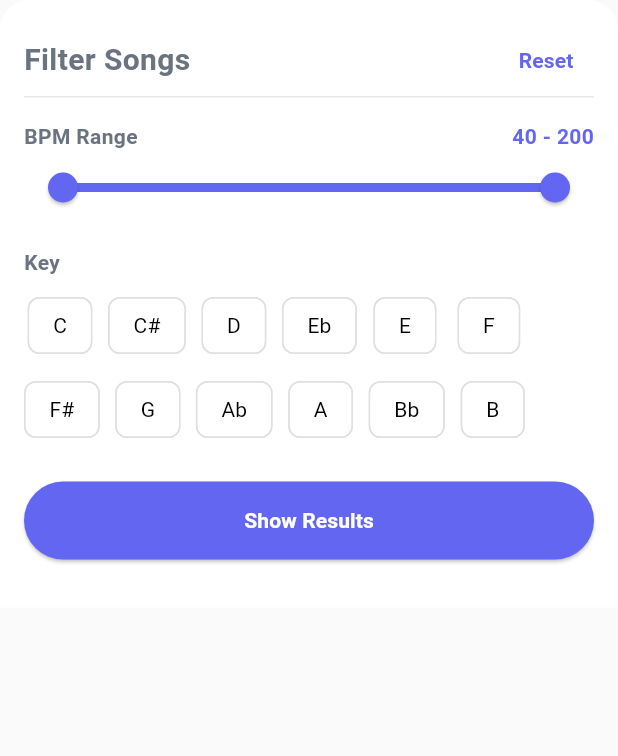
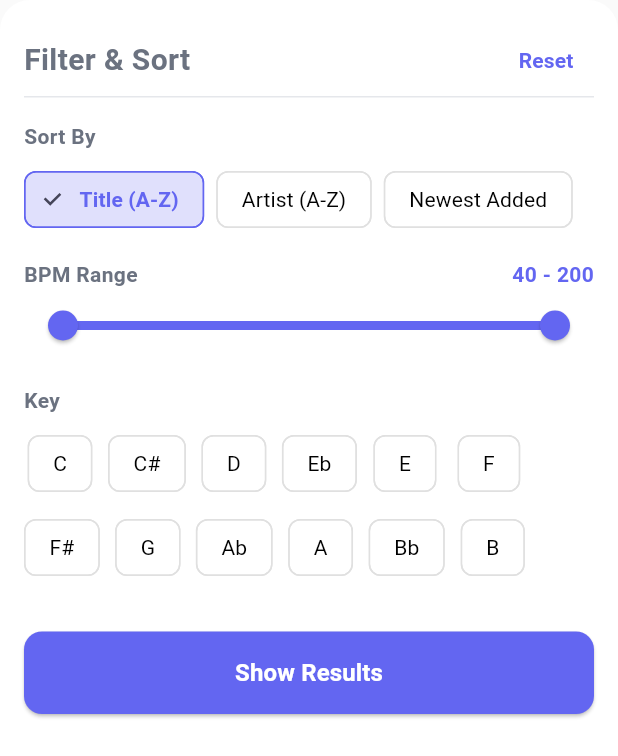
Before and after one commit to dvan2/WorshipLamal, a Flutter app: the SongFilterBottomSheet widget shown alone on an empty page, opened directly, on a phone screen of 412 x 824 dp. Shown: the top 756 px of the screen. Run offline on Flutter 3.47's test engine with Material 3 defaults, Android fonts, the phone set to English and light mode, and no system bars; our stand-ins replace flutter_riverpod, go_router, supabase_flutter; accounts and stored records are empty; network calls fail.

Commit message:
sorting implemented

```diff
--- /dev/null
+++ b/lib/features/songs/data/models/song_sort_option.dart
@@ -0,0 +1,10 @@
+enum SongSortOption {
+  titleAz('Title (A-Z)'),
+  // titleZa('Title (Z-A)'),
+  artistAz('Artist (A-Z)'),
+  newest('Newest Added');
+  // oldest('Oldest Added');
+
+  final String label;
+  const SongSortOption(this.label);
+}
--- a/lib/features/songs/presentation/widgets/song_filter_bottom_sheet.dart
+++ b/lib/features/songs/presentation/widgets/song_filter_bottom_sheet.dart
@@ -1,6 +1,7 @@
 import 'package:flutter/material.dart';
 import 'package:flutter_riverpod/flutter_riverpod.dart';
 import 'package:worship_lamal/core/theme/app_colors.dart';
+import 'package:worship_lamal/features/songs/data/models/song_sort_option.dart';
 import '../providers/song_filter_provider.dart';
 
 class SongFilterBottomSheet extends ConsumerStatefulWidget {
@@ -30,6 +31,7 @@ class _SongFilterBottomSheetState extends ConsumerState<SongFilterBottomSheet> {
   // 1. LOCAL STATE (Temporary)
   late Set<String> _tempSelectedKeys;
   late RangeValues _tempBpmRange;
+  late SongSortOption _tempSortOption;
 
   @override
   void initState() {
@@ -38,6 +40,7 @@ class _SongFilterBottomSheetState extends ConsumerState<SongFilterBottomSheet> {
     final globalState = ref.read(songFilterProvider);
     _tempSelectedKeys = Set.from(globalState.selectedKeys);
     _tempBpmRange = globalState.bpmRange;
+    _tempSortOption = globalState.sortOption;
   }
 
   void _toggleKey(String key) {
@@ -53,7 +56,12 @@ class _SongFilterBottomSheetState extends ConsumerState<SongFilterBottomSheet> {
   @override
   Widget build(BuildContext context) {
     return Container(
-      padding: const EdgeInsets.fromLTRB(16, 16, 16, 32),
+      padding: EdgeInsets.fromLTRB(
+        16,
+        16,
+        16,
+        32 + MediaQuery.of(context).viewInsets.bottom,
+      ),
       decoration: const BoxDecoration(
         color: Colors.white,
         borderRadius: BorderRadius.vertical(top: Radius.circular(20)),
@@ -67,7 +75,7 @@ class _SongFilterBottomSheetState extends ConsumerState<SongFilterBottomSheet> {
             mainAxisAlignment: MainAxisAlignment.spaceBetween,
             children: [
               const Text(
-                "Filter Songs",
+                "Filter & Sort",
                 style: TextStyle(fontSize: 20, fontWeight: FontWeight.bold),
               ),
               TextButton(
@@ -76,6 +84,7 @@ class _SongFilterBottomSheetState extends ConsumerState<SongFilterBottomSheet> {
                   setState(() {
                     _tempSelectedKeys = {};
                     _tempBpmRange = const RangeValues(40, 200);
+                    _tempSortOption = SongSortOption.titleAz;
                   });
                 },
                 child: const Text("Reset"),
@@ -83,6 +92,36 @@ class _SongFilterBottomSheetState extends ConsumerState<SongFilterBottomSheet> {
             ],
           ),
           const Divider(),
+
+          //Sorting
+          const SizedBox(height: 16),
+          const Text("Sort By", style: TextStyle(fontWeight: FontWeight.w600)),
+          const SizedBox(height: 8),
+          Wrap(
+            spacing: 8,
+            runSpacing: 0, // Tighter vertical spacing
+            children: SongSortOption.values.map((option) {
+              final isSelected = _tempSortOption == option;
+              return ChoiceChip(
+                label: Text(option.label),
+                selected: isSelected,
+                onSelected: (selected) {
+                  if (selected) {
+                    setState(() => _tempSortOption = option);
+                  }
+                },
+                // Optional: Custom styling to match your AppColors
+                selectedColor: AppColors.primary.withOpacity(0.2),
+                labelStyle: TextStyle(
+                  color: isSelected ? AppColors.primary : Colors.black,
+                  fontWeight: isSelected ? FontWeight.bold : FontWeight.normal,
+                ),
+                side: isSelected
+                    ? const BorderSide(color: AppColors.primary)
+                    : BorderSide(color: Colors.grey.shade300),
+              );
+            }).toList(),
+          ),
 
           // --- BPM Filter ---
           const SizedBox(height: 16),
@@ -143,7 +182,7 @@ class _SongFilterBottomSheetState extends ConsumerState<SongFilterBottomSheet> {
             }).toList(),
           ),
 
-          const SizedBox(height: 24),
+          const SizedBox(height: 32),
 
           // --- Show Results Button ---
           SizedBox(
@@ -153,18 +192,24 @@ class _SongFilterBottomSheetState extends ConsumerState<SongFilterBottomSheet> {
                 backgroundColor: AppColors.primary,
                 foregroundColor: Colors.white,
                 padding: const EdgeInsets.symmetric(vertical: 16),
+                shape: RoundedRectangleBorder(
+                  borderRadius: BorderRadius.circular(12),
+                ),
               ),
               onPressed: () {
-                // 3. COMMIT CHANGES TO GLOBAL STATE
                 ref
                     .read(songFilterProvider.notifier)
                     .setFilters(
                       selectedKeys: _tempSelectedKeys,
                       bpmRange: _tempBpmRange,
+                      sortOption: _tempSortOption,
                     );
                 Navigator.pop(context);
               },
-              child: const Text("Show Results"),
+              child: const Text(
+                "Show Results",
+                style: TextStyle(fontSize: 16, fontWeight: FontWeight.bold),
+              ),
             ),
           ),
         ],
```
Also changed, not shown: lib/features/songs/presentation/providers/song_filter_provider.dart (+33 -15 lines), lib/features/songs/presentation/providers/song_provider.dart (+54 -9 lines).
